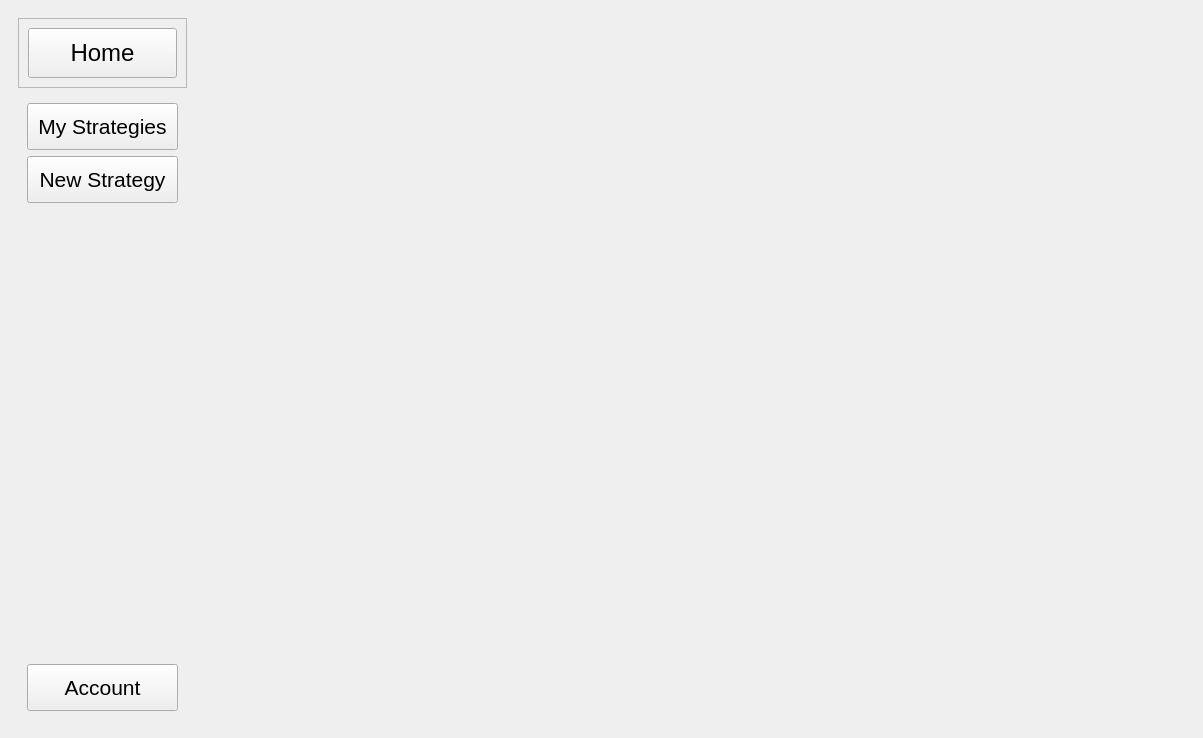
Above: mainAPP.ui from borissska/TradingRobotConstructor-Client before the change. Below: the same form after it.
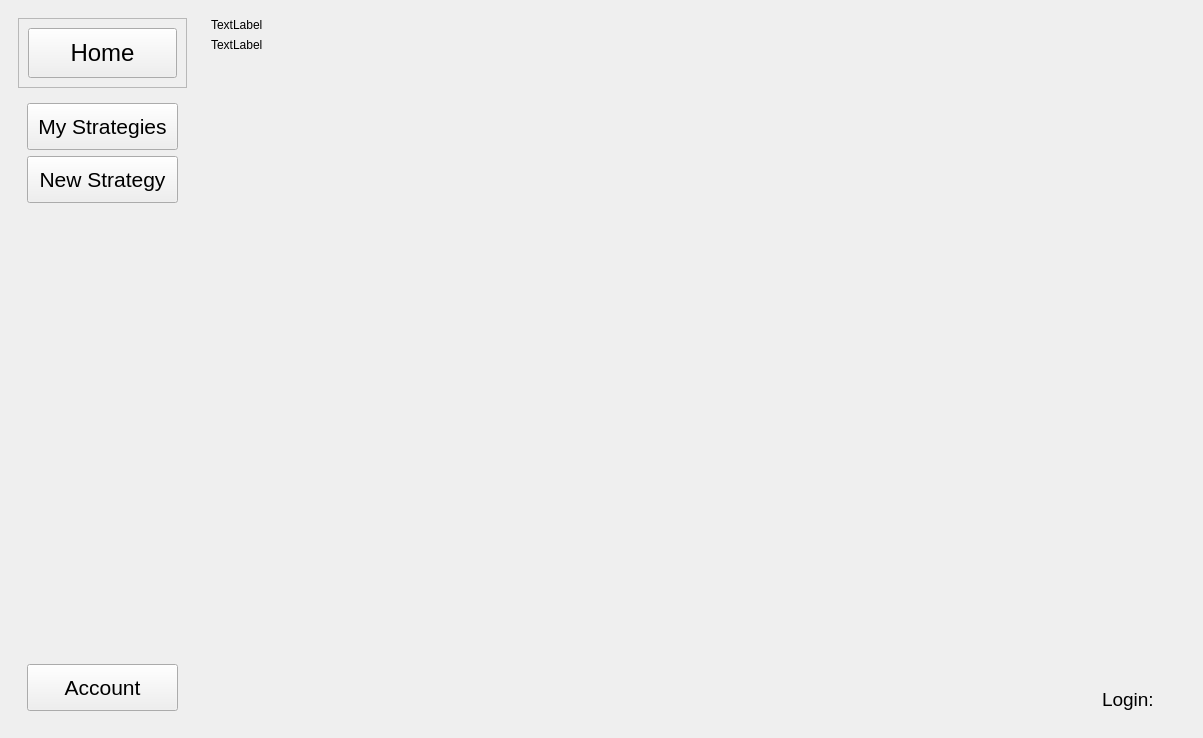
That is the form after the change. The open tabs and pages were chosen to show the change. Icons and pictures are not drawn.

The edit to the form file:
```diff
--- a/mainAPP.ui
+++ b/mainAPP.ui
@@ -716,7 +716,80 @@
         </item>
        </layout>
       </widget>
-      <widget class="QWidget" name="accountWidget"/>
+      <widget class="QWidget" name="accountWidget">
+       <layout class="QVBoxLayout" name="verticalLayout_16">
+        <item>
+         <widget class="QLabel" name="label_8">
+          <property name="text">
+           <string>TextLabel</string>
+          </property>
+         </widget>
+        </item>
+        <item>
+         <widget class="QLabel" name="label_7">
+          <property name="text">
+           <string>TextLabel</string>
+          </property>
+         </widget>
+        </item>
+        <item>
+         <spacer name="verticalSpacer_4">
+          <property name="orientation">
+           <enum>Qt::Vertical</enum>
+          </property>
+          <property name="sizeHint" stdset="0">
+           <size>
+            <width>20</width>
+            <height>40</height>
+           </size>
+          </property>
+         </spacer>
+        </item>
+        <item>
+         <widget class="QWidget" name="widget_2" native="true">
+          <layout class="QHBoxLayout" name="horizontalLayout_4">
+           <item>
+            <spacer name="horizontalSpacer_2">
+             <property name="orientation">
+              <enum>Qt::Horizontal</enum>
+             </property>
+             <property name="sizeHint" stdset="0">
+              <size>
+               <width>40</width>
+               <height>20</height>
+              </size>
+             </property>
+            </spacer>
+           </item>
+           <item>
+            <widget class="QLabel" name="loginLbl_label">
+             <property name="font">
+              <font>
+               <pointsize>14</pointsize>
+              </font>
+             </property>
+             <property name="text">
+              <string>Login: </string>
+             </property>
+            </widget>
+           </item>
+           <item>
+            <widget class="QLabel" name="loginLbl">
+             <property name="font">
+              <font>
+               <pointsize>14</pointsize>
+              </font>
+             </property>
+             <property name="text">
+              <string/>
+             </property>
+            </widget>
+           </item>
+          </layout>
+         </widget>
+        </item>
+       </layout>
+      </widget>
      </widget>
     </item>
    </layout>
```
Left out of the diff: 10 changed lines with no effect on the pictures.
